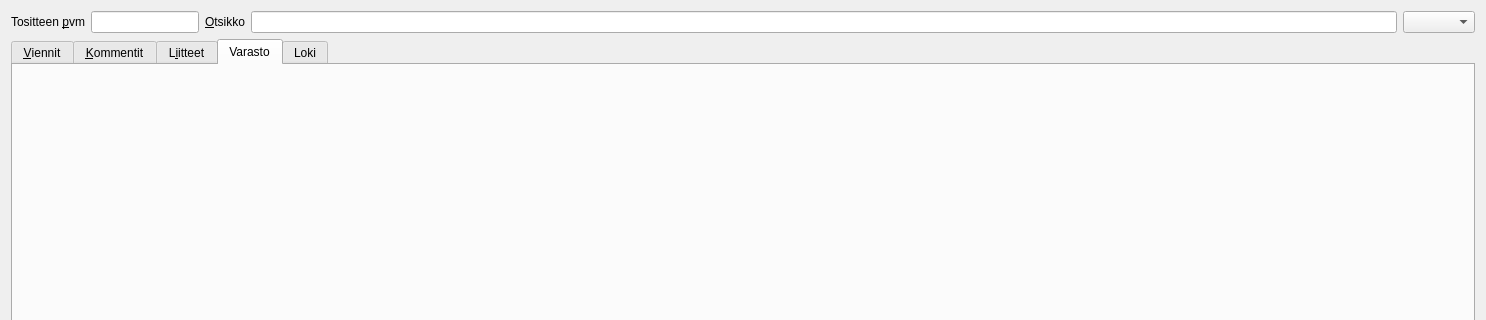
Old version of the form kitupiikki/kirjaus/kirjaus.ui in the repository artoh/kitupiikki; both pictures show x 0 to 1486 and y 0 to 320 of the 1486 by 691 pixel window.
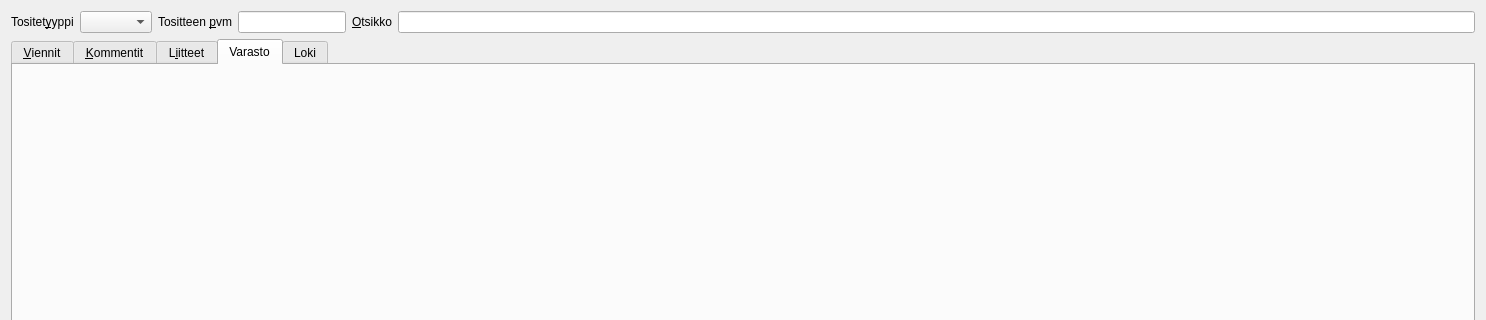
New version of the form. Icons and pictures are not drawn. Custom widgets are drawn as their Qt base class.

```diff
--- a/kitupiikki/kirjaus/kirjaus.ui
+++ b/kitupiikki/kirjaus/kirjaus.ui
@@ -15,7 +15,20 @@
   </property>
   <layout class="QVBoxLayout" name="verticalLayout_2">
    <item>
-    <layout class="QHBoxLayout" name="horizontalLayout_2" stretch="0,0,0,1,0">
+    <layout class="QHBoxLayout" name="horizontalLayout_2" stretch="0,0,0,0,0,1">
+     <item>
+      <widget class="QLabel" name="label_3">
+       <property name="text">
+        <string>Tositet&amp;yyppi</string>
+       </property>
+       <property name="buddy">
+        <cstring>tositetyyppiCombo</cstring>
+       </property>
+      </widget>
+     </item>
+     <item>
+      <widget class="QComboBox" name="tositetyyppiCombo"/>
+     </item>
      <item>
       <widget class="QLabel" name="label">
        <property name="text">
@@ -42,9 +55,6 @@
      <item>
       <widget class="QLineEdit" name="otsikkoEdit"/>
      </item>
-     <item>
-      <widget class="QComboBox" name="tositetyyppiCombo"/>
-     </item>
     </layout>
    </item>
    <item>
```
Left out of the diff: 1 changed line with no effect on the pictures.
